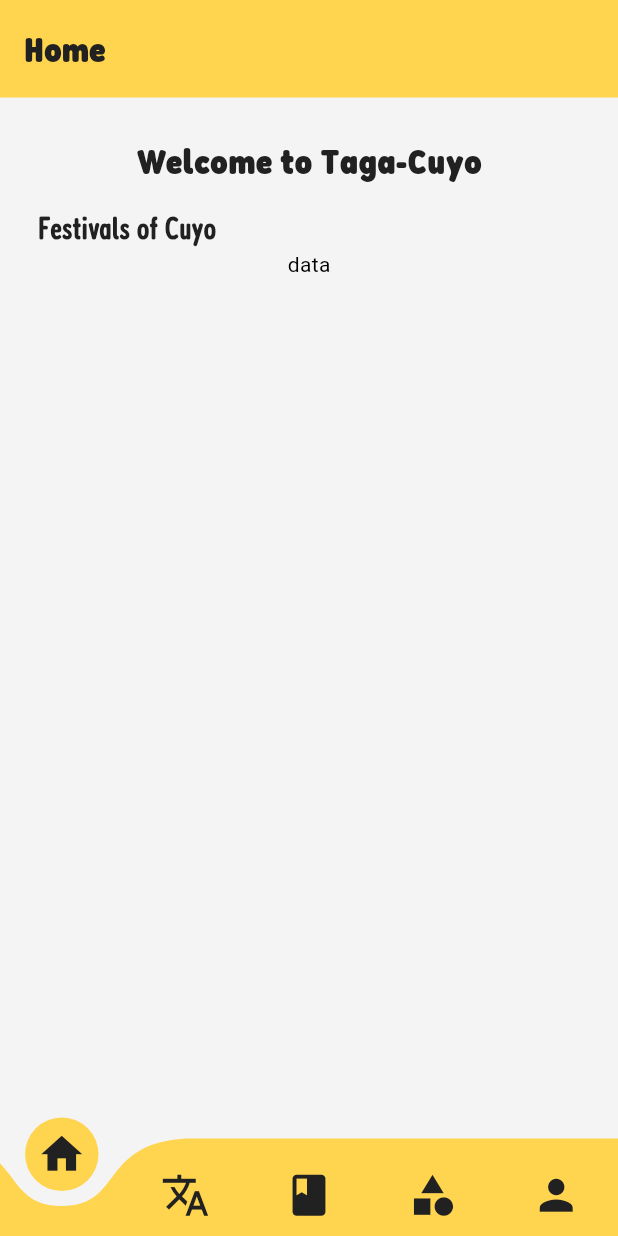
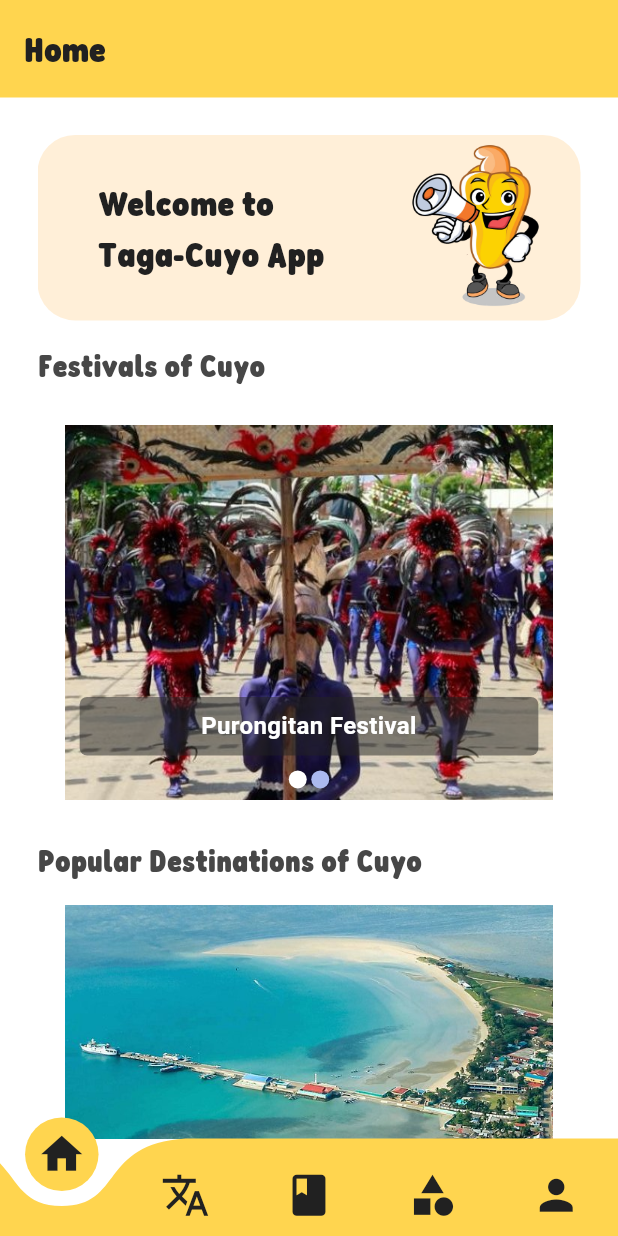
Before and after one commit to zipypie/revised_taga-cuyo, a Flutter app: the screen it shows after launch, on a phone screen of 412 x 824 dp. Run offline on Flutter 3.47's test engine with Material 3 defaults, Android fonts, the phone set to English and light mode, and no system bars; drawn by our look-alikes of curved_navigation_bar, flutter_carousel_widget; our stand-ins replace firebase_core; accounts and stored records are empty.

Commit message:
Add Home festival and destination

```diff
--- a/lib/core/constants/colors.dart
+++ b/lib/core/constants/colors.dart
@@ -1,9 +1,9 @@
 import 'package:flutter/material.dart';
 
 class AppColors {
-  static const Color primaryBackground = Color(0xFFF4F4F4);
+  static const Color primaryBackground = Color.fromRGBO(255, 255, 255, 1);
   // static const Color secondaryBackground = Color(0xFFFDF2C2);
-  static const Color secondaryBackground = Color(0xFFFAEFD3);
+  static const Color secondaryBackground = Color(0xFFffefd8);
   static const Color titleColor = Color(0xFF212121);
   static const Color secondary = Color(0xFFFFFFFF);
   static const Color primary = Color(0xFFFFD54F);
--- a/lib/core/constants/fonts.dart
+++ b/lib/core/constants/fonts.dart
@@ -27,10 +27,9 @@ class TextStyles {
   );
 
   static const TextStyle heading4 = TextStyle(
-    fontFamily: AppFonts.fcr,
+    fontFamily: AppFonts.fcb,
     fontSize: 21,
-    fontWeight: FontWeight.bold,
-    color: AppColors.titleColor,
+    color: Color.fromARGB(255, 71, 71, 71),
   );
 
   static const TextStyle buttonLight = TextStyle(
--- a/lib/screens/home/home_screen.dart
+++ b/lib/screens/home/home_screen.dart
@@ -1,5 +1,8 @@
 import 'package:flutter/material.dart';
+import 'package:flutter_carousel_widget/flutter_carousel_widget.dart';
+import 'package:taga_cuyo/core/constants/colors.dart';
 import 'package:taga_cuyo/core/constants/fonts.dart';
+import 'package:taga_cuyo/core/constants/images.dart';
 import 'package:taga_cuyo/core/constants/strings.dart';
 
 class HomeScreen extends StatelessWidget {
@@ -9,37 +12,210 @@ class HomeScreen extends StatelessWidget {
   Widget build(BuildContext context) {
     return Scaffold(
       body: Padding(
-        padding: EdgeInsets.all(25),
-        child: Column(
+        padding: EdgeInsets.fromLTRB(25, 0, 25, 0),
+        child: SingleChildScrollView(
+          child: Column(
+            children: [
+              SizedBox(height: 25),
+              _header1(context),
+              SizedBox(height: 15),
+              _festivalSubtitle(),
+              SizedBox(height: 25),
+              _festivalImages(),
+              SizedBox(height: 25),
+              _destinationSubtitle(),
+              SizedBox(height: 15),
+              _destinationImages(),
+            ],
+          ),
+        ),
+      ),
+    );
+  }
+
+  Widget _header1(BuildContext context) {
+    final width = MediaQuery.of(context).size.width - 130;
+    final height = MediaQuery.of(context).size.height;
+    return Container(
+      height: height * 0.15,
+      decoration: BoxDecoration(
+        borderRadius: BorderRadius.circular(25),
+        color: AppColors.secondaryBackground,
+      ),
+      child: Padding(
+        padding: const EdgeInsets.only(left: 40),
+        child: Row(
           children: [
-            _header1(context),
-            SizedBox(height: 12),
-            _subTitle1(),
-            _festivalImages()
+            SizedBox(
+              width: width * 0.72,
+              child: Text(
+                'Welcome to\nTaga-Cuyo App', // Use \n to break the line
+                style: TextStyle(
+                  fontFamily: AppFonts.fcb,
+                  fontSize: 24,
+                  color: AppColors.titleColor,
+                ),
+              ),
+            ),
+            SizedBox(
+              width: width * 0.4, // 30% of the screen width
+              height: width * 0.4,
+              child: Image.asset(
+                LocalImages.cashew1,
+                fit: BoxFit
+                    .cover, // Use BoxFit.cover to make the image cover the area
+              ),
+            )
           ],
         ),
       ),
     );
   }
 
-  Widget _header1(BuildContext context) {
-    return Center(
-      child: Text(
-        AppString.hh1,
-        style: TextStyles.heading1,
-      ),
-    );
-  }
-
-  Widget _subTitle1() {
+  Widget _festivalSubtitle() {
     return Align(
         alignment: Alignment.topLeft,
         child: Text(AppString.hsub1, style: TextStyles.heading4));
   }
 
   Widget _festivalImages() {
-    return Center(
-      child: Text('data'),
+    final List<Map<String, String>> imagesWithTitles = [
+      {'image': LocalImages.event1, 'title': 'Purongitan Festival'},
+      {'image': LocalImages.event2, 'title': 'Ati-atihan Festival'},
+    ];
+
+    return FlutterCarousel(
+      items: imagesWithTitles.map((item) {
+        return Stack(
+          children: [
+            Container(
+              decoration: BoxDecoration(
+                image: DecorationImage(
+                  image: AssetImage(item['image']!),
+                  fit: BoxFit.cover,
+                ),
+              ),
+            ),
+            Positioned(
+              bottom: 30,
+              left: 10,
+              right: 10,
+              child: Container(
+                padding: const EdgeInsets.all(8.0),
+                decoration: BoxDecoration(
+                  color: AppColors.titleColor.withOpacity(0.5),
+                  borderRadius: BorderRadius.circular(5.0),
+                ),
+                child: Text(
+                  item['title']!,
+                  style: const TextStyle(
+                    color: AppColors.primaryBackground,
+                    fontSize: 16.0,
+                    fontWeight: FontWeight.bold,
+                  ),
+                  textAlign: TextAlign.center,
+                ),
+              ),
+            ),
+          ],
+        );
+      }).toList(),
+      options: FlutterCarouselOptions(
+        height: 250,
+        autoPlay: true,
+        enableInfiniteScroll: true,
+        enlargeCenterPage: true,
+        slideIndicator: CircularSlideIndicator(
+          slideIndicatorOptions: SlideIndicatorOptions(
+            currentIndicatorColor: AppColors.primaryBackground,
+            indicatorBackgroundColor: AppColors.accentColor,
+            indicatorRadius: 6.0,
+            itemSpacing: 15.0,
+            enableHalo: true,
+            haloDecoration: BoxDecoration(
+              borderRadius: BorderRadius.circular(10.0),
+              color: AppColors.primary,
+            ),
+            haloPadding: EdgeInsets.all(4.0),
+          ),
+        ),
+      ),
+    );
+  }
+
+  /// This is for the Destinations
+
+  Widget _destinationSubtitle() {
+    return Align(
+        alignment: Alignment.topLeft,
+        child: Text(AppString.hsub2, style: TextStyles.heading4));
+  }
+
+  Widget _destinationImages() {
+    final List<Map<String, String>> imagesWithTitles = [
+      {'image': LocalImages.destination1, 'title': 'Capusan Beach'},
+      {
+        'image': LocalImages.destination2,
+        'title': 'St. Augustine Parish Church'
+      },
+    ];
+
+    return FlutterCarousel(
+      items: imagesWithTitles.map((item) {
+        return Stack(
+          children: [
+            Container(
+              decoration: BoxDecoration(
+                image: DecorationImage(
+                  image: AssetImage(item['image']!),
+                  fit: BoxFit.cover,
+                ),
+              ),
+            ),
+            Positioned(
+              bottom: 30,
+              left: 10,
+              right: 10,
+              child: Container(
+                padding: const EdgeInsets.all(8.0),
+                decoration: BoxDecoration(
+                  color: AppColors.titleColor.withOpacity(0.5),
+                  borderRadius: BorderRadius.circular(5.0),
+                ),
+                child: Text(
+                  item['title']!,
+                  style: const TextStyle(
+                    color: AppColors.primaryBackground,
+                    fontSize: 16.0,
+                    fontWeight: FontWeight.bold,
+                  ),
+                  textAlign: TextAlign.center,
+                ),
+              ),
+            ),
+          ],
+        );
+      }).toList(),
+      options: FlutterCarouselOptions(
+        height: 250,
+        autoPlay: true,
+        enableInfiniteScroll: true,
+        enlargeCenterPage: true,
+        slideIndicator: CircularSlideIndicator(
+          slideIndicatorOptions: SlideIndicatorOptions(
+            currentIndicatorColor: AppColors.primaryBackground,
+            indicatorBackgroundColor: AppColors.accentColor,
+            indicatorRadius: 6.0,
+            itemSpacing: 15.0,
+            enableHalo: true,
+            haloDecoration: BoxDecoration(
+              borderRadius: BorderRadius.circular(10.0),
+              color: AppColors.primary,
+            ),
+            haloPadding: EdgeInsets.all(4.0),
+          ),
+        ),
+      ),
     );
   }
 }
--- a/pubspec.yaml
+++ b/pubspec.yaml
@@ -46,6 +46,7 @@ dependencies:
   lottie: ^3.1.3
   email_auth: ^2.0.0
   curved_navigation_bar: ^1.0.6
+  flutter_carousel_widget: ^3.1.0
 
 
 dev_dependencies:
```
Also changed, not shown: pubspec.lock.
